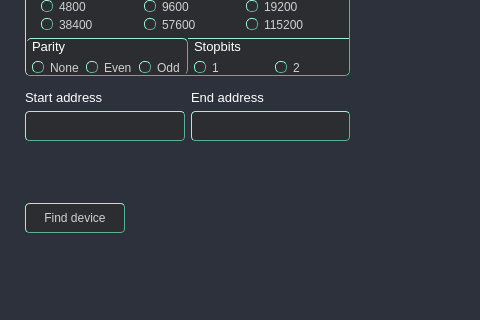
Old version of the form UI/forms/AqAddDeviceWindow.ui in the repository romangolovkou/AQteck_toolMAX; both pictures show x 0 to 480 and y 280 to 600 of the 800 by 600 pixel window.
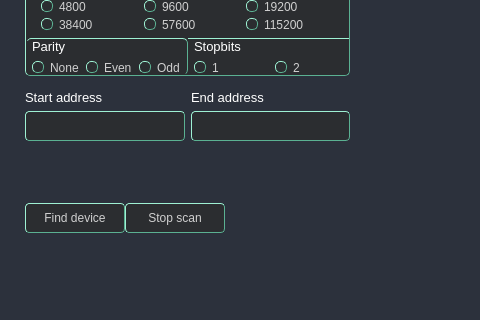
New version of the form. Icons and pictures are not drawn. Custom widgets are drawn as their Qt base class.

Commit message: Додано кнопку Стоп Скан (надає змогу перервати сканування користуваччем)

```diff
--- a/UI/forms/AqAddDeviceWindow.ui
+++ b/UI/forms/AqAddDeviceWindow.ui
@@ -1717,6 +1717,25 @@
               </property>
              </widget>
             </item>
+            <item>
+             <widget class="QPushButton" name="stopScanBtn">
+              <property name="minimumSize">
+               <size>
+                <width>100</width>
+                <height>30</height>
+               </size>
+              </property>
+              <property name="maximumSize">
+               <size>
+                <width>100</width>
+                <height>30</height>
+               </size>
+              </property>
+              <property name="text">
+               <string>Stop scan</string>
+              </property>
+             </widget>
+            </item>
            </layout>
           </widget>
          </item>
```
The commit also changes 1 other file.
